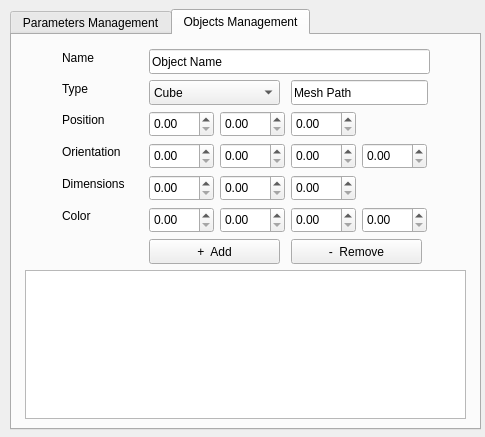
This is resource/curobo_rviz_panel.ui in Lab-CORO/curobo_rviz as Qt 5 draws it before an edit. The edited form follows.
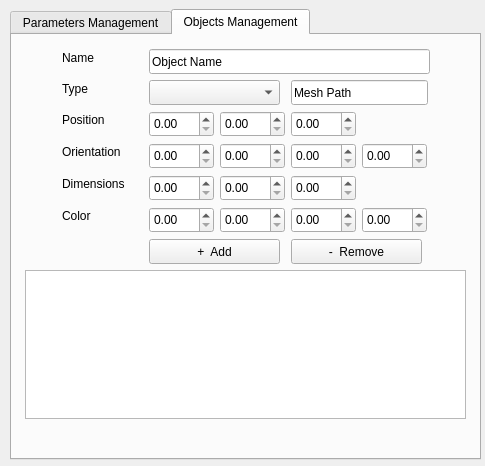
This is the edited form. The open tabs and pages were chosen to show the change.

Diff of the .ui file:
```diff
--- a/resource/curobo_rviz_panel.ui
+++ b/resource/curobo_rviz_panel.ui
@@ -7,7 +7,7 @@
     <x>0</x>
     <y>0</y>
     <width>485</width>
-    <height>437</height>
+    <height>466</height>
    </rect>
   </property>
   <property name="windowTitle">
@@ -19,7 +19,7 @@
      <x>10</x>
      <y>9</y>
      <width>471</width>
-     <height>421</height>
+     <height>451</height>
     </rect>
    </property>
    <property name="currentIndex">
@@ -391,31 +391,6 @@
        <height>25</height>
       </rect>
      </property>
-     <item>
-      <property name="text">
-       <string>Cube</string>
-      </property>
-     </item>
-     <item>
-      <property name="text">
-       <string>Sphere</string>
-      </property>
-     </item>
-     <item>
-      <property name="text">
-       <string>Capsule</string>
-      </property>
-     </item>
-     <item>
-      <property name="text">
-       <string>Cylinder</string>
-      </property>
-     </item>
-     <item>
-      <property name="text">
-       <string>Mesh</string>
-      </property>
-     </item>
     </widget>
     <widget class="QDoubleSpinBox" name="doubleSpinBoxPositionX">
      <property name="geometry">
@@ -591,6 +566,19 @@
       <string>Dimensions</string>
      </property>
     </widget>
+    <widget class="QLabel" name="labelObjectManagementMessages">
+     <property name="geometry">
+      <rect>
+       <x>20</x>
+       <y>390</y>
+       <width>431</width>
+       <height>20</height>
+      </rect>
+     </property>
+     <property name="text">
+      <string/>
+     </property>
+    </widget>
    </widget>
   </widget>
  </widget>
```
Left out of the diff: 14 changed lines with no effect on the pictures.
